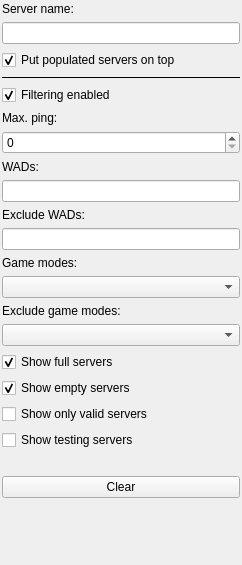
First picture: the form in src/core/gui/serverfilterdock.ui, repository DoomseekerTeam/Doomseeker, before the edit.
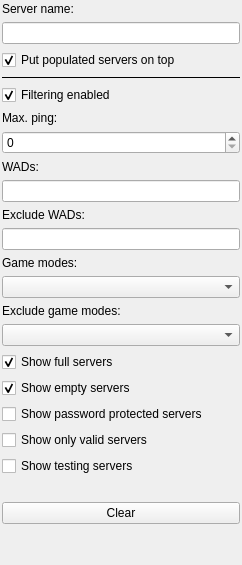
Second picture: the form after the edit. Icons and pictures are not drawn. Custom widgets are drawn as their Qt base class.

Commit message: Add a tri-state filter checkbox for password-protected servers (#4008)

What changed in the file:
```diff
--- a/src/core/gui/serverfilterdock.ui
+++ b/src/core/gui/serverfilterdock.ui
@@ -93,8 +93,8 @@
         <rect>
          <x>0</x>
          <y>0</y>
-         <width>224</width>
-         <height>425</height>
+         <width>238</width>
+         <height>441</height>
         </rect>
        </property>
        <layout class="QVBoxLayout" name="verticalLayout_3">
@@ -205,6 +205,16 @@
           </property>
          </widget>
         </item>
+        <item>
+         <widget class="QCheckBox" name="cbShowLockedServers">
+          <property name="text">
+           <string>Show password protected servers</string>
+          </property>
+          <property name="tristate">
+           <bool>true</bool>
+          </property>
+         </widget>
+        </item>
         <item>
          <widget class="QCheckBox" name="cbShowOnlyValid">
           <property name="text">
```
Left out of the diff: 43 changed lines with no effect on the pictures. The commit also changes 6 other files.
